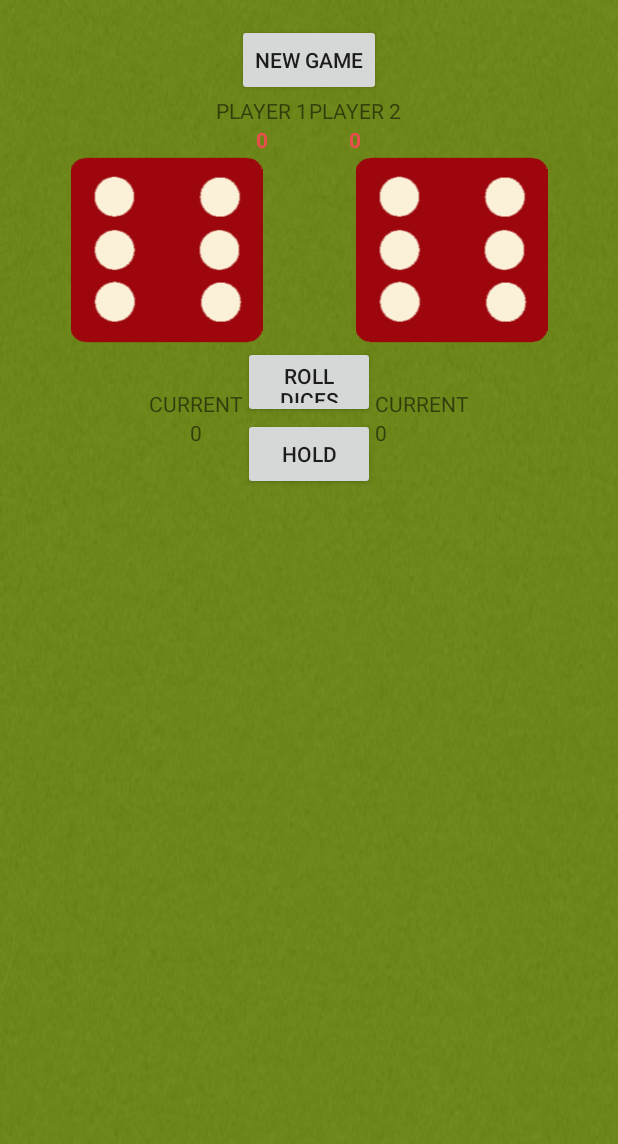
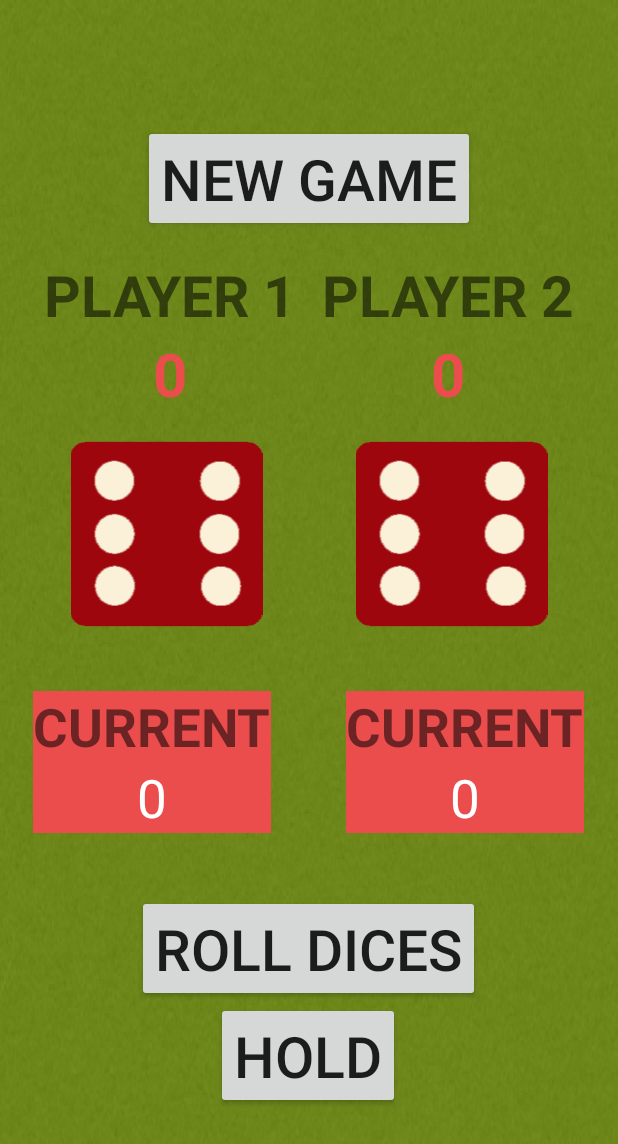
Before and after one commit to Rosaverde/Dices, an Android app: the screen it shows after launch (MainActivity), on a phone screen of 412 x 824 dp. Shown: the top 1144 px of the screen. Run offline under Robolectric (Android 15) with nearby library versions, the phone set to English and light mode, and no system bars.

Commit message:
Layout elements design FINISH

```diff
--- a/app/src/main/res/layout/activity_main.xml
+++ b/app/src/main/res/layout/activity_main.xml
@@ -6,6 +6,7 @@
     android:layout_width="match_parent"
     android:layout_height="match_parent"
     android:background="@drawable/newbackground"
+    android:gravity="center"
     android:orientation="vertical"
     android:paddingLeft="16dp"
     android:paddingTop="16dp"
@@ -22,12 +23,13 @@
             android:layout_width="wrap_content"
             android:layout_height="wrap_content"
             android:layout_centerHorizontal="true"
-            android:text="@string/text_NewGameButton" />
+            android:text="@string/text_NewGameButton"
+            android:textSize="38sp" />
     </RelativeLayout>
 
     <LinearLayout
         android:layout_width="match_parent"
-        android:layout_height="wrap_content"
+        android:layout_height="137dp"
         android:gravity="center"
         android:orientation="horizontal">
 
@@ -38,17 +40,21 @@
             android:orientation="vertical">
 
             <TextView
-                android:id="@+id/textView"
-                android:layout_width="wrap_content"
+                android:id="@+id/textView_player1"
+                android:layout_width="185dp"
                 android:layout_height="wrap_content"
-                android:text="@string/text_Player1" />
+                android:text="@string/text_Player1"
+                android:textSize="38sp"
+                android:textAlignment="center"
+                android:textStyle="bold" />
 
             <TextView
-                android:id="@+id/textView2"
+                android:id="@+id/textView_scorePlayer1"
                 android:layout_width="wrap_content"
                 android:layout_height="wrap_content"
                 android:text="@string/text_PlayerScore1"
                 android:textColor="@color/colorScore"
+                android:textSize="40sp"
                 android:textStyle="bold" />
 
         </LinearLayout>
@@ -60,17 +66,21 @@
             android:orientation="vertical">
 
             <TextView
-                android:id="@+id/textView3"
-                android:layout_width="wrap_content"
+                android:id="@+id/textView_player2"
+                android:layout_width="185dp"
                 android:layout_height="wrap_content"
-                android:text="@string/text_Player2" />
+                android:text="@string/text_Player2"
+                android:textAlignment="center"
+                android:textSize="38sp"
+                android:textStyle="bold" />
 
             <TextView
-                android:id="@+id/textView4"
+                android:id="@+id/textView_scorePlayer2"
                 android:layout_width="wrap_content"
                 android:layout_height="wrap_content"
                 android:text="@string/text_PlayerScore2"
                 android:textColor="@color/colorScore"
+                android:textSize="40sp"
                 android:textStyle="bold" />
 
         </LinearLayout>
@@ -83,14 +93,14 @@
         android:orientation="horizontal">
 
         <ImageView
-            android:id="@+id/imageView2"
+            android:id="@+id/image-leftDice"
             android:layout_width="wrap_content"
             android:layout_height="wrap_content"
             android:layout_weight="1"
             app:srcCompat="@drawable/dice6" />
 
         <ImageView
-            android:id="@+id/imageView"
+            android:id="@+id/image_rightDice"
             android:layout_width="wrap_content"
             android:layout_height="wrap_content"
             android:layout_weight="1"
@@ -99,45 +109,85 @@
 
     <LinearLayout
         android:layout_width="match_parent"
-        android:layout_height="wrap_content"
+        android:layout_height="176dp"
         android:gravity="center"
         android:orientation="horizontal">
 
         <LinearLayout
             android:layout_width="wrap_content"
             android:layout_height="wrap_content"
+            android:background="@color/colorScore"
             android:gravity="center"
             android:orientation="vertical">
 
             <TextView
-                android:id="@+id/textView6"
+                android:id="@+id/textView_currentPlayer1"
                 android:layout_width="wrap_content"
                 android:layout_height="wrap_content"
-                android:text="@string/text_Current" />
+                android:text="@string/text_Current"
+                android:textSize="35sp"
+                android:textStyle="bold" />
 
             <TextView
-                android:id="@+id/textView8"
+                android:id="@+id/textView_currentScorePlayer1"
                 android:layout_width="wrap_content"
                 android:layout_height="wrap_content"
-                android:text="@string/text_CurrentScore2" />
+                android:text="@string/text_CurrentScore2"
+                android:textColor="@android:color/white"
+                android:textSize="35sp" />
+
+        </LinearLayout>
+
+        <LinearLayout
+            android:layout_width="50dp"
+            android:layout_height="match_parent"
+            android:orientation="vertical"></LinearLayout>
+
+        <LinearLayout
+            android:layout_width="wrap_content"
+            android:layout_height="wrap_content"
+            android:background="@color/colorScore"
+            android:gravity="center"
+            android:orientation="vertical">
+
+            <TextView
+                android:id="@+id/textView_currentPlayer2"
+                android:layout_width="wrap_content"
+                android:layout_height="wrap_content"
+                android:text="@string/text_Current"
+                android:textSize="35sp"
+                android:textStyle="bold" />
+
+            <TextView
+                android:id="@+id/textView_currentScorePlayer2"
+                android:layout_width="wrap_content"
+                android:layout_height="wrap_content"
+                android:text="@string/text_CurrentScore1"
+                android:textColor="@android:color/white"
+                android:textSize="35sp" />
+
+        </LinearLayout>
 
     </LinearLayout>
 
     <LinearLayout
         android:layout_width="wrap_content"
-            android:layout_height="wrap_content"
+        android:layout_height="144dp"
         android:gravity="center"
         android:orientation="vertical">
 
         <RelativeLayout
-                android:layout_width="match_parent"
+            android:layout_width="wrap_content"
             android:layout_height="wrap_content">
 
             <Button
                 android:id="@+id/button_Roll"
                 android:layout_width="wrap_content"
                 android:layout_height="wrap_content"
-                    android:text="@string/text_RollButton" />
+                android:layout_alignParentStart="true"
+                android:layout_alignParentTop="true"
+                android:text="@string/text_RollButton"
+                android:textSize="38sp" />
         </RelativeLayout>
 
         <RelativeLayout
@@ -148,29 +198,11 @@
                 android:id="@+id/button_Hold"
                 android:layout_width="wrap_content"
                 android:layout_height="wrap_content"
-                    android:text="@string/text_HoldButton" />
+                android:layout_alignParentStart="true"
+                android:layout_alignParentTop="true"
+                android:text="@string/text_HoldButton"
+                android:textSize="38sp" />
         </RelativeLayout>
-        </LinearLayout>
-
-        <LinearLayout
-            android:layout_width="wrap_content"
-            android:layout_height="wrap_content"
-            android:orientation="vertical">
-
-            <TextView
-                android:id="@+id/textView5"
-                android:layout_width="wrap_content"
-                android:layout_height="wrap_content"
-                android:text="@string/text_Current" />
-
-            <TextView
-                android:id="@+id/textView7"
-                android:layout_width="wrap_content"
-                android:layout_height="wrap_content"
-                android:text="@string/text_CurrentScore1" />
-
-        </LinearLayout>
-
     </LinearLayout>
 
 
```
Lines whose indentation alone changed are shown as unchanged.
